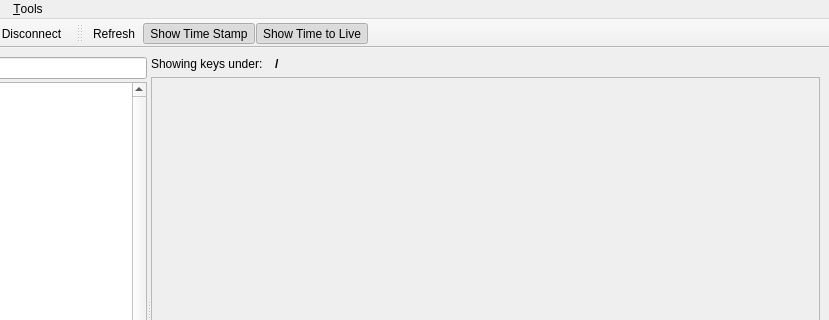
Old version of the form tools/cacheinspector/ui/mainwindow.ui in the repository mlz-ictrl/nicos; both pictures show x 118 to 947 and y 0 to 320 of the 947 by 592 pixel window.
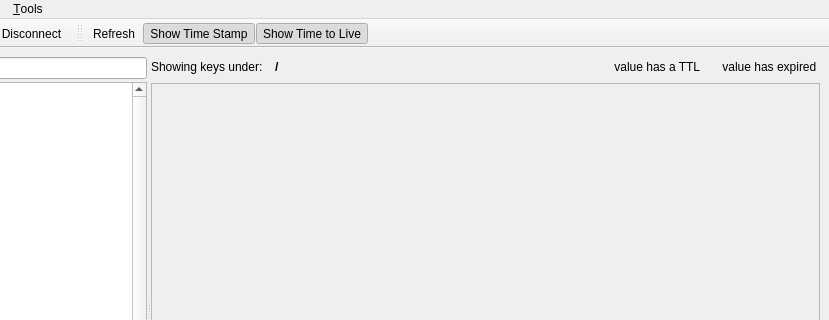
New version of the form.

Commit message: CI: show a "legend" for what the yellow/red background colors mean

```diff
--- a/tools/cacheinspector/ui/mainwindow.ui
+++ b/tools/cacheinspector/ui/mainwindow.ui
@@ -133,6 +133,70 @@
             </property>
            </widget>
           </item>
+          <item>
+           <spacer name="horizontalSpacer">
+            <property name="orientation">
+             <enum>Qt::Horizontal</enum>
+            </property>
+            <property name="sizeType">
+             <enum>QSizePolicy::Fixed</enum>
+            </property>
+            <property name="sizeHint" stdset="0">
+             <size>
+              <width>10</width>
+              <height>20</height>
+             </size>
+            </property>
+           </spacer>
+          </item>
+          <item>
+           <widget class="QLabel" name="labelDemoTTL">
+            <property name="sizePolicy">
+             <sizepolicy hsizetype="Fixed" vsizetype="Ignored">
+              <horstretch>0</horstretch>
+              <verstretch>0</verstretch>
+             </sizepolicy>
+            </property>
+            <property name="autoFillBackground">
+             <bool>true</bool>
+            </property>
+            <property name="text">
+             <string> value has a TTL </string>
+            </property>
+           </widget>
+          </item>
+          <item>
+           <spacer name="horizontalSpacer_2">
+            <property name="orientation">
+             <enum>Qt::Horizontal</enum>
+            </property>
+            <property name="sizeType">
+             <enum>QSizePolicy::Fixed</enum>
+            </property>
+            <property name="sizeHint" stdset="0">
+             <size>
+              <width>10</width>
+              <height>20</height>
+             </size>
+            </property>
+           </spacer>
+          </item>
+          <item>
+           <widget class="QLabel" name="labelDemoExpired">
+            <property name="sizePolicy">
+             <sizepolicy hsizetype="Fixed" vsizetype="Ignored">
+              <horstretch>0</horstretch>
+              <verstretch>0</verstretch>
+             </sizepolicy>
+            </property>
+            <property name="autoFillBackground">
+             <bool>true</bool>
+            </property>
+            <property name="text">
+             <string> value has expired </string>
+            </property>
+           </widget>
+          </item>
          </layout>
         </item>
         <item>
@@ -158,7 +222,7 @@
              <x>0</x>
              <y>0</y>
              <width>667</width>
-             <height>484</height>
+             <height>479</height>
             </rect>
            </property>
            <property name="sizePolicy">
```
The commit also changes 2 other files.
